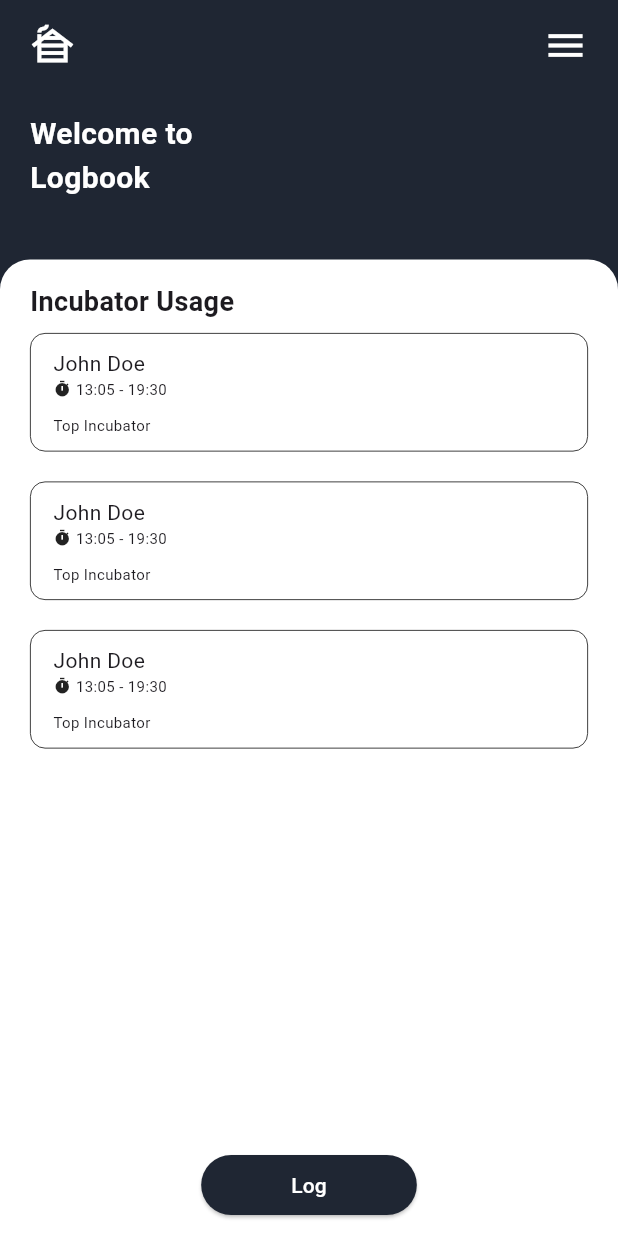
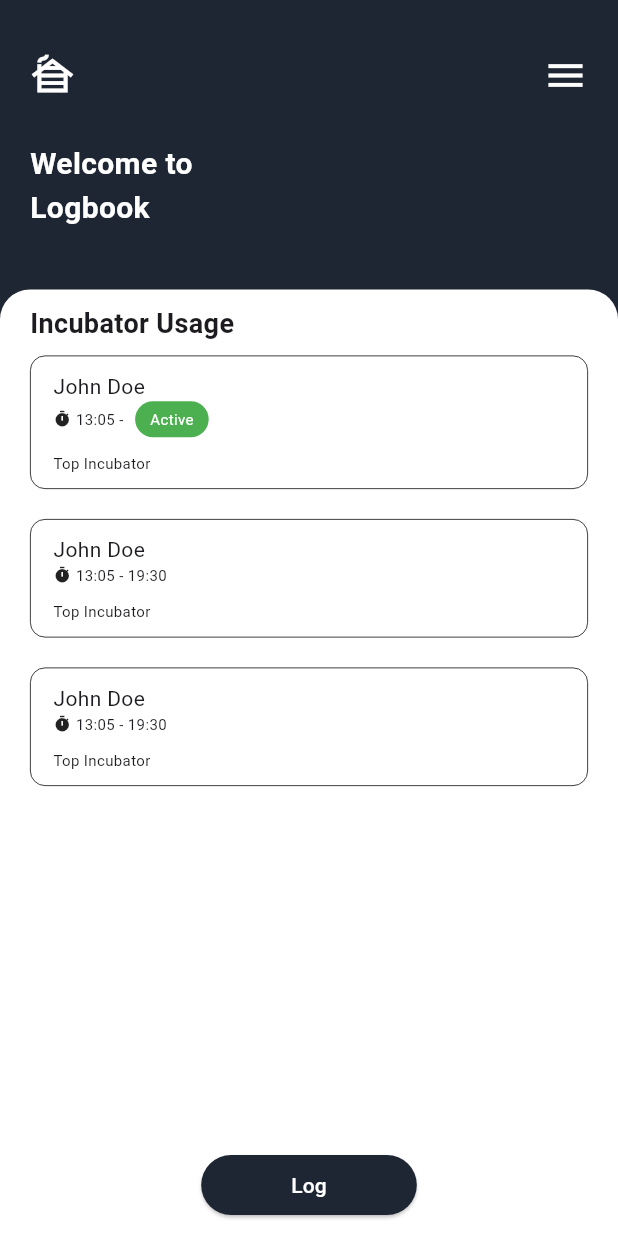
Before and after one commit to vildande/logbook, a Flutter app: the screen it shows after launch, on a phone screen of 412 x 824 dp. Run offline on Flutter 3.47's test engine with Material 3 defaults, Android fonts, the phone set to English and light mode, and no system bars.

Commit message:
some_changes

```diff
--- a/lib/components/incub_card.dart
+++ b/lib/components/incub_card.dart
@@ -1,42 +1,72 @@
 import 'package:flutter/material.dart';
 
 class IncubCard extends StatelessWidget {
-  const IncubCard({super.key});
+  final String name;
+  final String startTime;
+  final String endTime;
+  final String incubatorType;
+  final bool isActive;
+
+  const IncubCard({
+    super.key,
+    required this.name,
+    required this.startTime,
+    required this.endTime,
+    required this.incubatorType,
+    this.isActive = false,
+  });
 
   @override
   Widget build(BuildContext context) {
     return Container(
       decoration: BoxDecoration(
         border: Border.all(width: 0.5),
-        borderRadius: BorderRadius.circular(10)
+        borderRadius: BorderRadius.circular(10),
       ),
-      padding: EdgeInsets.symmetric(vertical: 10, horizontal: 15),
+      padding: const EdgeInsets.symmetric(vertical: 10, horizontal: 15),
       child: Column(
         crossAxisAlignment: CrossAxisAlignment.start,
         children: [
           Column(
             crossAxisAlignment: CrossAxisAlignment.start,
             children: [
-              Text("John Doe"),
+              Text(name),
               Row(
                 children: [
-                  Icon(Icons.timer, size: 12),
-                  Container(padding: EdgeInsets.only(left: 3)), // emptyspace
-                  Text("13:05", style: TextStyle(fontSize: 10)),
-                  Text(" - ", style: TextStyle(fontSize: 10),),
-                  Text("19:30", style: TextStyle(fontSize: 10),)
-                ]
+                  const Icon(Icons.timer, size: 12),
+                  const SizedBox(width: 3), // empty space
+                  Text(startTime, style: const TextStyle(fontSize: 10)),
+                  const Text(
+                    " - ",
+                    style: TextStyle(fontSize: 10),
+                  ),
+                  if (!isActive)
+                    Text(endTime, style: const TextStyle(fontSize: 10)),
+                  if (isActive)
+                    Container(
+                      margin: const EdgeInsets.only(left: 5),
+                      padding: const EdgeInsets.symmetric(
+                          vertical: 5, horizontal: 10),
+                      decoration: BoxDecoration(
+                        color: Colors.green,
+                        borderRadius: BorderRadius.circular(20),
+                      ),
+                      child: const Text(
+                        "Active",
+                        style: TextStyle(color: Colors.white, fontSize: 10),
+                      ),
+                    ),
+                ],
               ),
-            ]
+            ],
           ),
-          Container(
-            padding: EdgeInsets.only(top: 10),
-            child: Text("Top Incubator", style: TextStyle(fontSize: 10),),
-          )
-
-
+          const SizedBox(height: 10),
+          Text(
+            incubatorType,
+            style: const TextStyle(fontSize: 10),
+          ),
         ],
-      )
+      ),
     );
   }
 }
--- a/lib/main.dart
+++ b/lib/main.dart
@@ -10,9 +10,7 @@ class MainApp extends StatelessWidget {
 
   @override
   Widget build(BuildContext context) {
-    return MaterialApp(
-      debugShowCheckedModeBanner: false,
-      home: HomePage()
-    );
+    return const MaterialApp(
+        debugShowCheckedModeBanner: false, home: HomePage());
   }
 }
--- a/lib/pages/home_page.dart
+++ b/lib/pages/home_page.dart
@@ -1,5 +1,3 @@
-import 'dart:math';
-
 import 'package:flutter/material.dart';
 import 'package:logbook/components/incub_card.dart';
 
@@ -9,28 +7,37 @@ class HomePage extends StatelessWidget {
   @override
   Widget build(BuildContext context) {
     return Scaffold(
-      backgroundColor: Color.fromARGB(255, 31, 38, 51),
+      backgroundColor: const Color.fromRGBO(31, 38, 51, 1),
       body: Column(
         mainAxisAlignment: MainAxisAlignment.spaceBetween,
         children: [
-          //top
+          const SizedBox(height: 20),
+          // Top
           Container(
-            padding: EdgeInsets.symmetric(horizontal: 20, vertical: 15),
-            child: Row(
+            padding: const EdgeInsets.symmetric(horizontal: 20, vertical: 15),
+            child: const Row(
               mainAxisAlignment: MainAxisAlignment.spaceBetween,
               children: [
-                Icon(Icons.cabin, color: Colors.white, size: 30,),
-                Icon(Icons.menu, color: Colors.white, size: 30,)
-              ]
-            ,)
+                Icon(
+                  Icons.cabin,
+                  color: Colors.white,
+                  size: 30,
                 ),
-
-          //welcome text
+                Icon(
+                  Icons.menu,
+                  color: Colors.white,
+                  size: 30,
+                ),
+              ],
+            ),
+          ),
+          // Welcome text
           Row(
             mainAxisAlignment: MainAxisAlignment.start,
             children: [
-              Container( padding: EdgeInsets.only(top: 15, bottom: 40, left: 20),
-                child: Column(
+              Container(
+                padding: const EdgeInsets.only(top: 15, bottom: 40, left: 20),
+                child: const Column(
                   crossAxisAlignment: CrossAxisAlignment.start,
                   children: [
                     Text(
@@ -38,7 +45,7 @@ class HomePage extends StatelessWidget {
                       style: TextStyle(
                         color: Colors.white,
                         fontWeight: FontWeight.bold,
-                        fontSize: 20
+                        fontSize: 20,
                       ),
                     ),
                     Text(
@@ -46,7 +53,7 @@ class HomePage extends StatelessWidget {
                       style: TextStyle(
                         color: Colors.white,
                         fontWeight: FontWeight.bold,
-                        fontSize: 20
+                        fontSize: 20,
                       ),
                     ),
                   ],
@@ -54,58 +61,70 @@ class HomePage extends StatelessWidget {
               ),
             ],
           ),
-
-          // lower part
+          // Lower part
           Expanded(
             child: Container(
-            padding: EdgeInsets.only(top: 15, left: 10, right: 10, bottom: 10),
-            decoration: BoxDecoration(
-              color: const Color.fromRGBO(255, 255, 255, 1),
-              borderRadius: BorderRadius.only(topLeft: Radius.circular(20), topRight: Radius.circular(20))
+              padding: const EdgeInsets.all(10),
+              decoration: const BoxDecoration(
+                color: Colors.white,
+                borderRadius: BorderRadius.only(
+                  topLeft: Radius.circular(20),
+                  topRight: Radius.circular(20),
+                ),
               ),
               child: Column(
                 mainAxisAlignment: MainAxisAlignment.spaceBetween,
                 children: [
                   Container(
-                  padding: EdgeInsets.symmetric(horizontal: 10),
+                    padding: const EdgeInsets.symmetric(horizontal: 10),
                     child: Column(
                       crossAxisAlignment: CrossAxisAlignment.start,
                       children: [
-                      Text(
+                        const Text(
                           "Incubator Usage",
                           style: TextStyle(
                             fontWeight: FontWeight.bold,
-                          fontSize: 18
-                        )
+                            fontSize: 18,
                           ),
-
+                        ),
                         Container(
-                        padding: EdgeInsets.symmetric(vertical: 8, horizontal: 0),
+                          padding: const EdgeInsets.symmetric(vertical: 8),
+                          width: double.infinity,
+                          height: 400,
                           child: ListView.separated(
                             itemCount: 3,
-                          itemBuilder: (context, index) => IncubCard(),
-                          separatorBuilder: (context, index) => Padding(padding: EdgeInsets.only(bottom: 20)),
+                            itemBuilder: (context, index) => IncubCard(
+                              name: "John Doe",
+                              startTime: "13:05",
+                              endTime: "19:30",
+                              incubatorType: "Top Incubator",
+                              isActive: index ==
+                                  0, // Example condition for active state
                             ),
-                        width: double.infinity,
-                        height: 400,
-                      )
+                            separatorBuilder: (context, index) =>
+                                const SizedBox(height: 20),
+                          ),
+                        ),
                       ],
                     ),
                   ),
                   ElevatedButton(
-                  style:  ButtonStyle (
-                    backgroundColor: MaterialStatePropertyAll<Color>(Color.fromARGB(255, 31, 38, 51)),
-                    padding: MaterialStatePropertyAll(EdgeInsets.symmetric(horizontal: 60)),
+                    style: ElevatedButton.styleFrom(
+                      backgroundColor: const Color.fromARGB(255, 31, 38, 51),
+                      padding: const EdgeInsets.symmetric(horizontal: 60),
                     ),
-                  onPressed: (){},
-
-                  child: Text('Log', style: TextStyle(color: Colors.white),),
-                  )
-              ],),
-          )
-          )
+                    onPressed: () {},
+                    child: const Text(
+                      'Log',
+                      style: TextStyle(color: Colors.white),
+                    ),
+                  ),
                 ],
-      )
+              ),
+            ),
+          ),
+        ],
+      ),
     );
   }
 }
```
Lines whose indentation alone changed are shown as unchanged.
